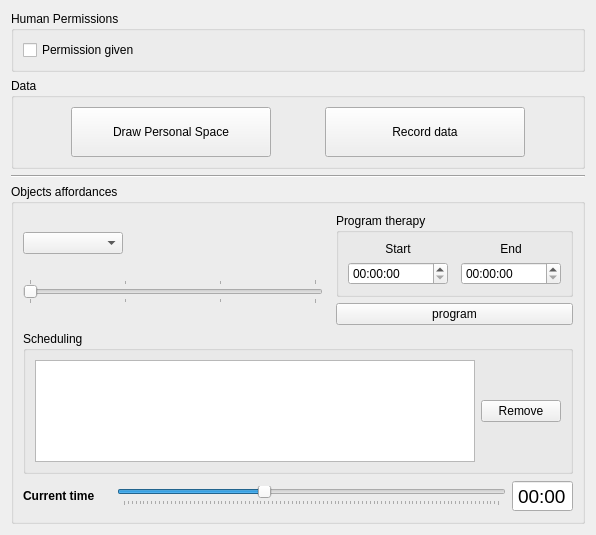
robocomp/robocomp-viriato, file components/socialRulesAgent/src/mainUI.ui: the form before one commit.
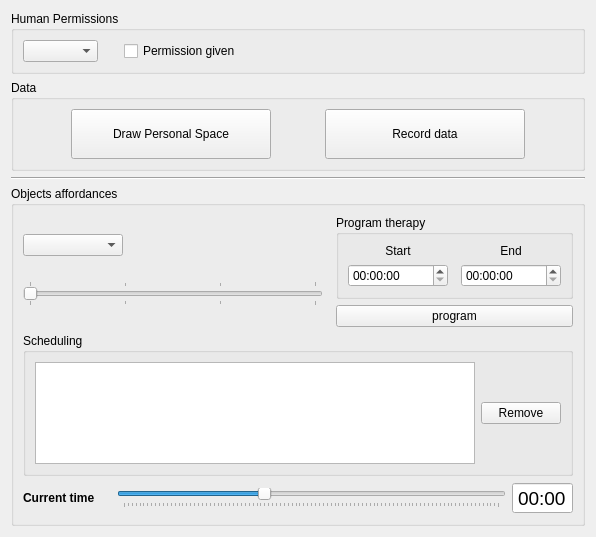
The form after the commit.

```diff
--- a/components/socialRulesAgent/src/mainUI.ui
+++ b/components/socialRulesAgent/src/mainUI.ui
@@ -7,7 +7,7 @@
     <x>0</x>
     <y>0</y>
     <width>596</width>
-    <height>535</height>
+    <height>537</height>
    </rect>
   </property>
   <property name="windowTitle">
@@ -20,6 +20,38 @@
       <string>Human Permissions</string>
      </property>
      <layout class="QHBoxLayout" name="horizontalLayout">
+      <item>
+       <widget class="QComboBox" name="ids_comboBox">
+        <property name="minimumSize">
+         <size>
+          <width>75</width>
+          <height>0</height>
+         </size>
+        </property>
+        <property name="maximumSize">
+         <size>
+          <width>50</width>
+          <height>16777215</height>
+         </size>
+        </property>
+       </widget>
+      </item>
+      <item>
+       <spacer name="horizontalSpacer_2">
+        <property name="orientation">
+         <enum>Qt::Horizontal</enum>
+        </property>
+        <property name="sizeType">
+         <enum>QSizePolicy::Maximum</enum>
+        </property>
+        <property name="sizeHint" stdset="0">
+         <size>
+          <width>20</width>
+          <height>20</height>
+         </size>
+        </property>
+       </spacer>
+      </item>
       <item>
        <widget class="QCheckBox" name="permission_checkbox">
         <property name="text">
```
